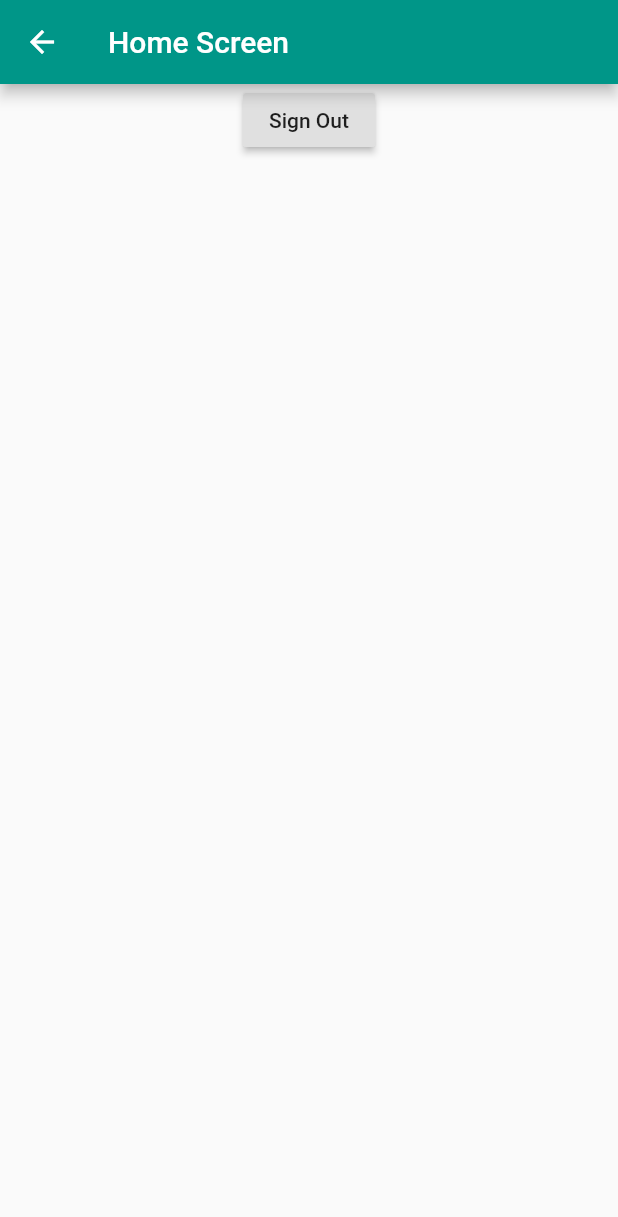
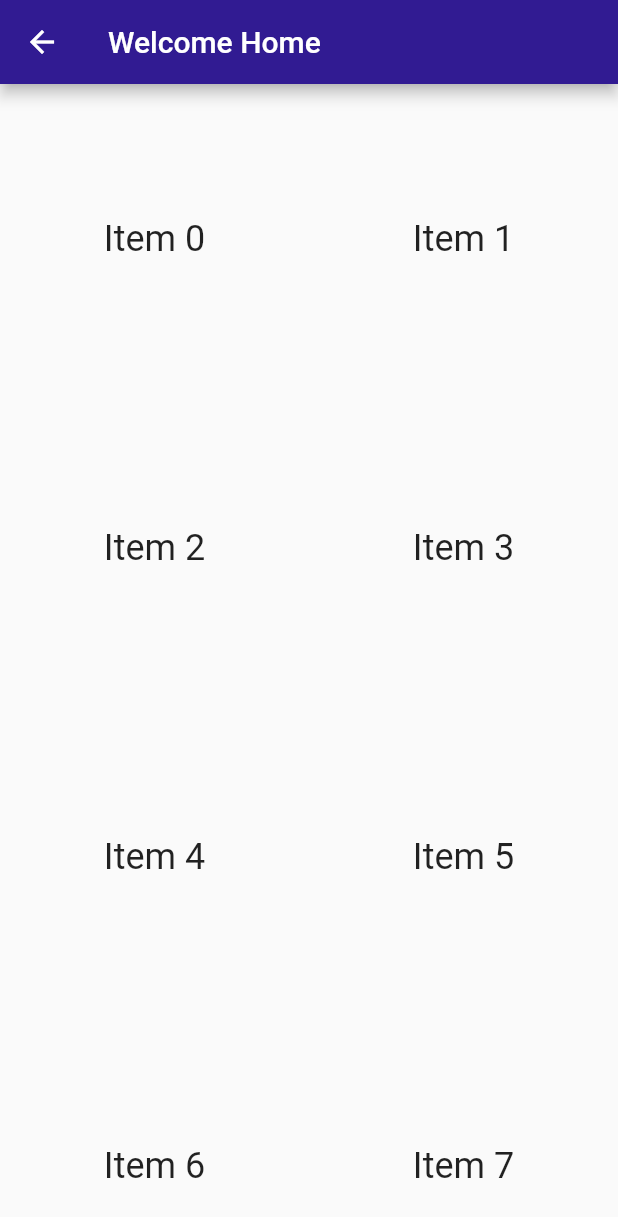
Before and after one commit to taiwooladipupo/passdown_uh_taiwo, a Flutter app: the HomePage screen opened by its route, on a phone screen of 412 x 824 dp. Shown: the top 1217 px of the screen. Run offline on Flutter 3.47's test engine with Material 2 defaults, Android fonts, the phone set to English and light mode, and no system bars; our stand-ins replace firebase_auth, firebase_core; accounts and stored records are empty.

Commit message:
Changes Committed... 1. Scrollable Grid List added to home screen

```diff
--- a/lib/main.dart
+++ b/lib/main.dart
@@ -34,7 +34,7 @@ class MyApp extends StatelessWidget {
       child: MaterialApp(
         title: 'Passdown App',
         theme: ThemeData(
-          primarySwatch: Colors.blue,
+          primarySwatch: Colors.purple,
           visualDensity: VisualDensity.adaptivePlatformDensity,
         ),
         routes: AppRoutes.define(),
--- a/lib/views/home.dart
+++ b/lib/views/home.dart
@@ -2,7 +2,6 @@ import 'package:flutter/material.dart';
 import 'package:passdown/authentication_service.dart';
 import 'package:passdown/theme/routes.dart';
 import 'package:provider/provider.dart';
-
 
 class HomePage extends StatefulWidget {
   @override
@@ -12,23 +11,33 @@ class HomePage extends StatefulWidget {
 class _HomePageState extends State<HomePage> {
   @override
   Widget build(BuildContext context) {
+    final title = 'Grid List';
+
     return Scaffold(
       appBar: AppBar(
-        backgroundColor: Colors.teal,
-        title: Text('Home Screen'),
+        backgroundColor: Colors.deepPurple.shade900,
+        title: Text('Welcome Home'),
       ),
-      body: Center(
-          child: Column(
-            children: [
-              RaisedButton(
-                onPressed: () {
-                  context.read<AuthenticationService>().SignOut();
-                  Navigator.of(context).pushNamed(AppRoutes.authLogin);
-                },
+      body: GridView.count(
+        // Create a grid with 2 columns. If you change the scrollDirection to
+        // horizontal, this produces 2 rows.
+          crossAxisCount: 2,
+          // Generate 100 widgets that display their index in the List.
+          children: List.generate(10, (index) {
+            return Center(
+              child: Text(
+                'Item $index',
+                style: Theme.of(context).textTheme.headline5,
+              ),
+             child: RaisedButton(
+                    onPressed: () {
+              context.read<AuthenticationService>().SignOut();
+              Navigator.of(context).pushNamed(AppRoutes.authLogin);
+              },
                 child: Text('Sign Out'),
-              )
-            ],
-          )
+              ),
+            );
+          }),
       ),
     );
   }
--- a/lib/views/signin.dart
+++ b/lib/views/signin.dart
@@ -1,6 +1,7 @@
 import 'package:flutter/material.dart';
 import 'package:passdown/authentication_service.dart';
 import 'package:passdown/theme/routes.dart';
+import 'package:passdown/views/home.dart';
 import 'package:passdown/views/signup.dart';
 import 'package:provider/provider.dart';
 import 'package:passdown/theme/routes.dart';
@@ -21,7 +22,7 @@ class _SignInPageState extends State<SignInPage> {
   Widget build(BuildContext context) {
     return Scaffold(
       appBar: AppBar(
-        backgroundColor: Colors.teal,
+        backgroundColor: Colors.deepPurple.shade900,
         title: Text('Sign In Screen'),
       ),
       body: Column(
--- a/lib/views/signup.dart
+++ b/lib/views/signup.dart
@@ -19,7 +19,7 @@ class _SignUpPageState extends State<SignUpPage> {
   Widget build(BuildContext context) {
     return Scaffold(
       appBar: AppBar(
-        backgroundColor: Colors.teal,
+        backgroundColor: Colors.deepPurple.shade900,
         title: Text('Sign Up Screen'),
       ),
       body: Column(
```
